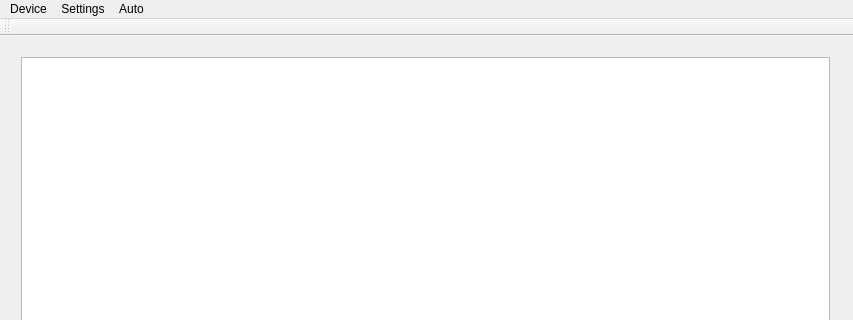
The window that hit2023/mainwindow.ui (bleverin/fibre-bpm-daq) describes before a commit, drawn with Qt 5; both pictures show x 0 to 853 and y 0 to 320 of the 853 by 601 pixel window.
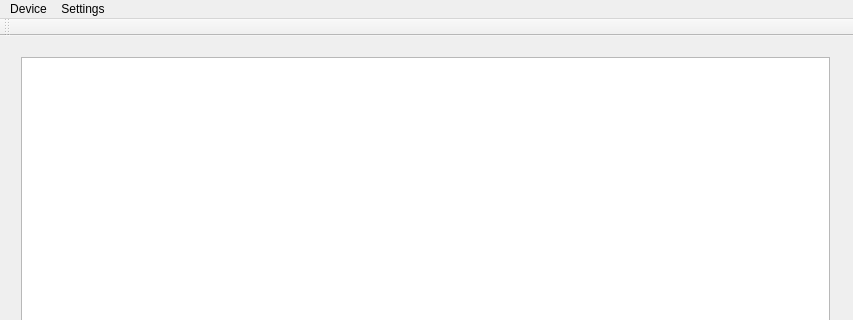
The same window after the commit.

```diff
--- a/hit2023/mainwindow.ui
+++ b/hit2023/mainwindow.ui
@@ -111,18 +111,8 @@
     <addaction name="actionDevices"/>
     <addaction name="actionTrigger_config"/>
    </widget>
-   <widget class="QMenu" name="menuAuto">
-    <property name="title">
-     <string>Auto</string>
-    </property>
-    <addaction name="actionLinearity_test"/>
-    <addaction name="actionIntegration_time_scan"/>
-    <addaction name="actionProfile_viewer"/>
-    <addaction name="actionBeta_Scanner"/>
-   </widget>
    <addaction name="menuDevice"/>
    <addaction name="menuSettings"/>
-   <addaction name="menuAuto"/>
   </widget>
   <widget class="QToolBar" name="mainToolBar">
    <attribute name="toolBarArea">
```
Left out of the diff: 4 changed lines with no effect on the pictures.
